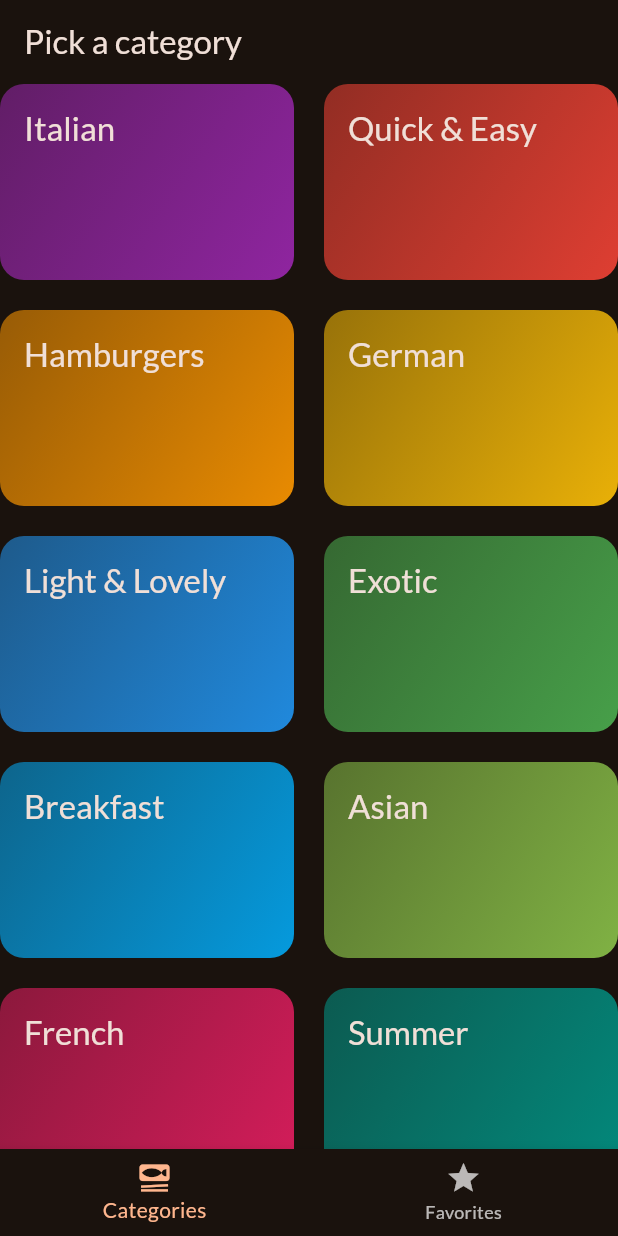
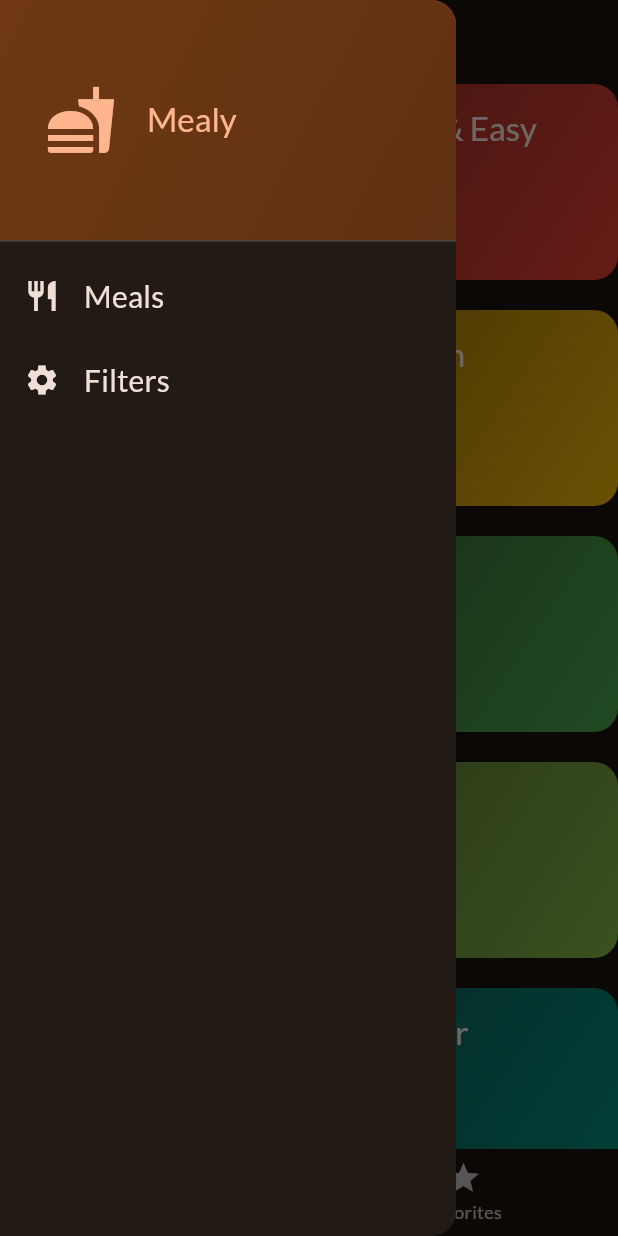
Before and after one commit to fordf/meal-plan, a Flutter app: the screen it shows after launch, with the side drawer open (before the commit the screen has no drawer), on a phone screen of 412 x 824 dp. Run offline on Flutter 3.47's test engine with Material 3 defaults, Android fonts, the phone set to English and light mode, and no system bars; our stand-ins replace google_fonts, transparent_image.

Commit message:
add scaffold drawer and filters screen; add favorites logic

```diff
--- a/lib/screens/categories_screen.dart
+++ b/lib/screens/categories_screen.dart
@@ -1,30 +1,35 @@
 import 'package:flutter/material.dart';
 import 'package:meal_plan/data/dummy_data.dart';
 import 'package:meal_plan/models/category.dart';
+import 'package:meal_plan/models/meal.dart';
 import 'package:meal_plan/screens/meals_screen.dart';
 import 'package:meal_plan/widgets/category_grid_item.dart';
 
 class CategoriesScreen extends StatelessWidget {
-  const CategoriesScreen({super.key});
+  const CategoriesScreen({super.key, required this.onToggleFavorited});
 
-  void _selectCategory({required BuildContext context, required Category category}) {
+  final void Function(Meal meal) onToggleFavorited;
+
+  void _selectCategory(
+      {required BuildContext context, required Category category}) {
     final meals = dummyMeals
         .where((meal) => meal.categories.contains(category.id))
         .toList();
     Navigator.push(
       context,
       MaterialPageRoute(
-            builder: (ctx) =>
-                MealsScreen(title: category.title, meals: meals)));
+        builder: (ctx) => MealsScreen(
+          appBarTitle: category.title,
+          meals: meals,
+          onToggleFavorited: onToggleFavorited,
+        ),
+      ),
+    );
   }
 
   @override
   Widget build(BuildContext context) {
-    return Scaffold(
-      appBar: AppBar(
-        title: const Text('Pick a category'),
-      ),
-      body: GridView(
+    return GridView(
       gridDelegate: const SliverGridDelegateWithFixedCrossAxisCount(
         crossAxisCount: 2,
         childAspectRatio: 3 / 2,
@@ -43,7 +48,6 @@ class CategoriesScreen extends StatelessWidget {
             },
           )
       ],
-      ),
     );
   }
 }
--- a/lib/screens/tabs.dart
+++ b/lib/screens/tabs.dart
@@ -1,7 +1,10 @@
 import 'package:flutter/material.dart';
+import 'package:meal_plan/models/meal.dart';
 
 import 'package:meal_plan/screens/categories_screen.dart';
+import 'package:meal_plan/screens/filters.dart';
 import 'package:meal_plan/screens/meals_screen.dart';
+import 'package:meal_plan/widgets/drawer.dart';
 
 class TabsScreen extends StatefulWidget {
   const TabsScreen({super.key});
@@ -14,6 +17,18 @@ class TabsScreen extends StatefulWidget {
 
 class _TabsScreenState extends State<TabsScreen> {
   int selectedPageIndex = 0;
+  final List<Meal> favoriteMeals = [];
+
+  void selectDrawerScreen(String identifier) {
+    Navigator.of(context).pop();
+    if (identifier == 'Filters') {
+      Navigator.of(context).push(
+        MaterialPageRoute(
+          builder: (ctx) => const FiltersScreen(),
+        ),
+      );
+    }
+  }
 
   void selectPage(index) {
     setState(() {
@@ -21,14 +36,40 @@ class _TabsScreenState extends State<TabsScreen> {
     });
   }
 
+  void toggleMealFavorited(Meal meal) {
+    final index = favoriteMeals.indexOf(meal);
+    setState(() {
+      if (index == -1) {
+        favoriteMeals.add(meal);
+      } else {
+        favoriteMeals.removeAt(index);
+      }
+    });
+  }
+
   @override
   Widget build(BuildContext context) {
-    Widget activeScreen = selectedPageIndex == 0
-        ? const CategoriesScreen()
-        : const MealsScreen(title: 'Favorite Meals', meals: []);
+    Widget activeScreen = CategoriesScreen(
+      onToggleFavorited: toggleMealFavorited,
+    );
+    String appBarTitle = 'Pick a Category';
+
+    if (selectedPageIndex == 1) {
+      activeScreen = MealsScreen(
+        meals: favoriteMeals,
+        onToggleFavorited: toggleMealFavorited,
+      );
+      appBarTitle = 'Favorites';
+    }
 
     return Scaffold(
+      appBar: AppBar(
+        title: Text(appBarTitle),
+      ),
       body: activeScreen,
+      drawer: MealyDrawer(
+        onSelectDrawerTile: selectDrawerScreen,
+      ),
       bottomNavigationBar: BottomNavigationBar(
         currentIndex: selectedPageIndex,
         selectedItemColor: Theme.of(context).colorScheme.primary,
--- /dev/null
+++ b/lib/widgets/drawer.dart
@@ -0,0 +1,81 @@
+import 'package:flutter/material.dart';
+
+class MealyDrawer extends StatelessWidget {
+  const MealyDrawer({super.key, required this.onSelectDrawerTile});
+
+  final void Function(String pageIdentifier) onSelectDrawerTile;
+
+  @override
+  Widget build(BuildContext context) {
+    final theme = Theme.of(context);
+    return Drawer(
+      child: Column(
+        children: [
+          DrawerHeader(
+            padding: const EdgeInsets.all(30),
+            decoration: BoxDecoration(
+              gradient: LinearGradient(
+                colors: [
+                  theme.colorScheme.primaryContainer,
+                  theme.colorScheme.primaryContainer.withOpacity(0.8),
+                ],
+                begin: Alignment.topLeft,
+                end: Alignment.bottomRight,
+              ),
+            ),
+            child: Row(
+              children: [
+                Icon(
+                  Icons.fastfood,
+                  size: 48,
+                  color: theme.colorScheme.primary,
+                ),
+                const SizedBox(width: 20),
+                Text(
+                  'Mealy',
+                  style: theme.textTheme.titleLarge!.copyWith(
+                    color: theme.colorScheme.primary,
+                  ),
+                )
+              ],
+            ),
+          ),
+          ListTile(
+            leading: Icon(
+              Icons.restaurant,
+              size: 24,
+              color: theme.colorScheme.onSurface,
+            ),
+            title: Text(
+              'Meals',
+              style: theme.textTheme.titleMedium!.copyWith(
+                color: theme.colorScheme.onSurface,
+                fontSize: 20
+              ),
+            ),
+            onTap: () {
+              onSelectDrawerTile('Meals');
+            },
+          ),
+          ListTile(
+            leading: Icon(
+              Icons.settings,
+              size: 24,
+              color: theme.colorScheme.onSurface,
+            ),
+            title: Text(
+              'Filters',
+              style: theme.textTheme.titleMedium!.copyWith(
+                color: theme.colorScheme.onSurface,
+                fontSize: 20
+              ),
+            ),
+            onTap: () {
+              onSelectDrawerTile('Filters');
+            },
+          ),
+        ],
+      ),
+    );
+  }
+}
```
Also changed, not shown: lib/screens/filters.dart (added, +56 -0 lines), lib/screens/meal_screen.dart (+6 -2 lines), lib/screens/meals_screen.dart (+17 -5 lines). Lines whose indentation alone changed are shown as unchanged.
